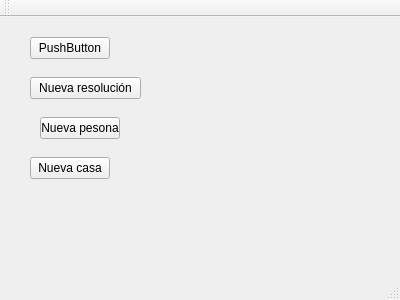
The window that mainwindow.ui (rogorido/qtpredicadores) describes before a commit, drawn with Qt 5.
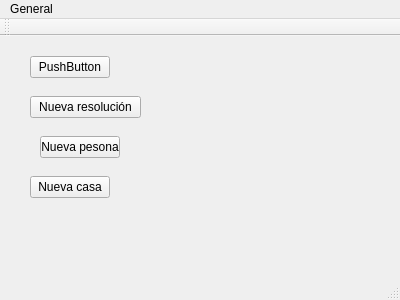
The same window after the commit.

Commit message: Mejoras de menúes, etc.

Patch:
```diff
--- a/mainwindow.ui
+++ b/mainwindow.ui
@@ -76,6 +76,18 @@
      <height>19</height>
     </rect>
    </property>
+   <widget class="QMenu" name="menuGeneral">
+    <property name="title">
+     <string>General</string>
+    </property>
+    <addaction name="actionCapitulos"/>
+    <addaction name="actionNuevaPersona"/>
+    <addaction name="actionNuevaCasa"/>
+    <addaction name="actionNuevoCapitulo"/>
+    <addaction name="separator"/>
+    <addaction name="actionSalir"/>
+   </widget>
+   <addaction name="menuGeneral"/>
   </widget>
   <widget class="QToolBar" name="mainToolBar">
    <attribute name="toolBarArea">
```
Left out of the diff: 25 changed lines with no effect on the pictures. The commit also changes 2 other files.
